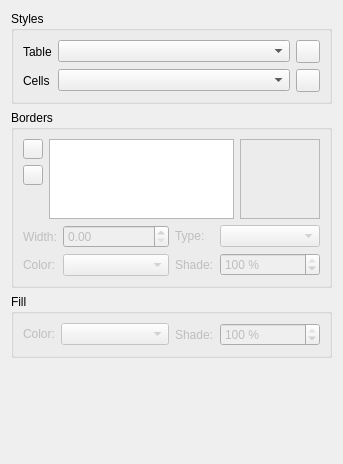
The window that scribus/ui/propertiespalette_tablebase.ui (scribusproject/scribus) describes before a commit, drawn with Qt 5.
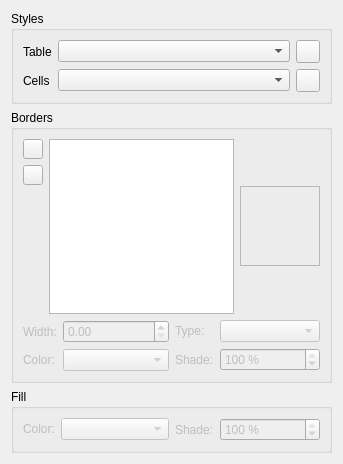
The same window after the commit. Custom widgets are drawn as their Qt base class.

Commit message: #12080: Properties > Table - Scroll bar is too expanded

```diff
--- a/scribus/ui/propertiespalette_tablebase.ui
+++ b/scribus/ui/propertiespalette_tablebase.ui
@@ -453,19 +453,6 @@
      </layout>
     </widget>
    </item>
-   <item>
-    <spacer name="bottomSpacer">
-     <property name="orientation">
-      <enum>Qt::Vertical</enum>
-     </property>
-     <property name="sizeHint" stdset="0">
-      <size>
-       <width>20</width>
-       <height>1000</height>
-      </size>
-     </property>
-    </spacer>
-   </item>
   </layout>
  </widget>
  <customwidgets>
```
